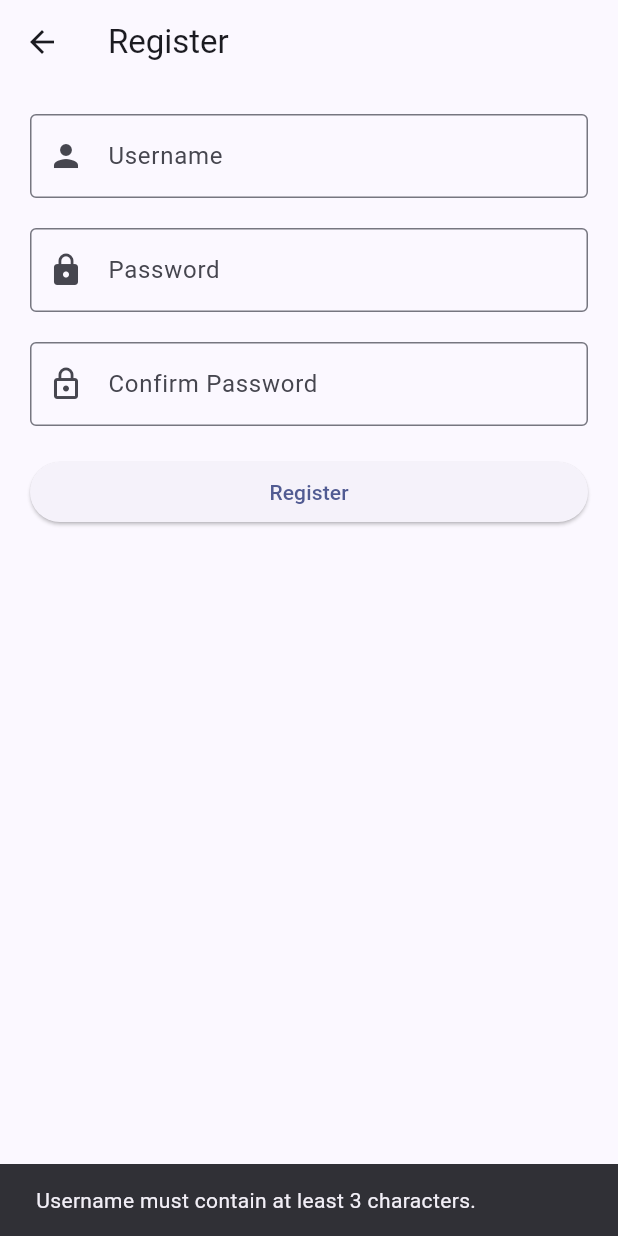
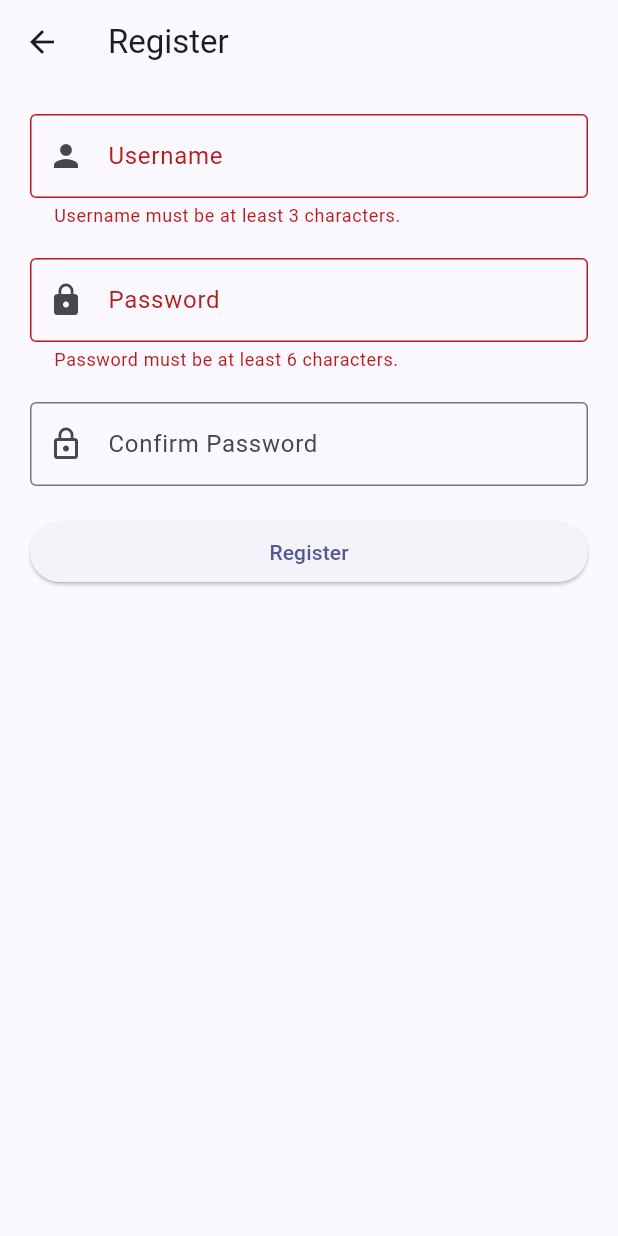
Before and after one commit to artfx0/LabAct3_social_media_tato, a Flutter app: the RegisterScreen screen opened directly, after a tap on "Register", on a phone screen of 412 x 824 dp. Run offline on Flutter 3.47's test engine with Material 3 defaults, Android fonts, the phone set to English and light mode, and no system bars.

Commit message:
Add dashboard, update login, register, and navigation

```diff
--- a/lib/register_screen.dart
+++ b/lib/register_screen.dart
@@ -10,38 +10,23 @@ class RegisterScreen extends StatefulWidget {
 }
 
 class _RegisterScreenState extends State<RegisterScreen> {
+  final formKey = GlobalKey<FormState>();
   final TextEditingController usernameController = TextEditingController();
   final TextEditingController passwordController = TextEditingController();
   final TextEditingController confirmController = TextEditingController();
 
-  void showMessage(String message) {
-    ScaffoldMessenger.of(context)
-        .showSnackBar(SnackBar(content: Text(message)));
-  }
-
   void register() {
-    final username = usernameController.text.trim();
-    final password = passwordController.text;
-    final confirm = confirmController.text;
-
-    if (username.length < 3) {
-      showMessage('Username must contain at least 3 characters.');
-      return;
-    }
-    if (username.toLowerCase() == 'admin') {
-      showMessage('The username admin is reserved.');
-      return;
-    }
-    if (password.length < 6) {
-      showMessage('Password must contain at least 6 characters.');
-      return;
-    }
-    if (password != confirm) {
-      showMessage('Passwords do not match.');
+    if (!formKey.currentState!.validate()) {
       return;
     }
 
     DemoAuth.register(usernameController.text.trim(), passwordController.text);
+
+    ScaffoldMessenger.of(context).showSnackBar(
+      const SnackBar(
+        content: Text('Registration successful! You can now log in.'),
+      ),
+    );
 
     Navigator.of(context).pop();
   }
@@ -60,19 +45,31 @@ class _RegisterScreenState extends State<RegisterScreen> {
       appBar: AppBar(title: const Text('Register')),
       body: SingleChildScrollView(
         padding: const EdgeInsets.all(20),
+        child: Form(
+          key: formKey,
           child: Column(
             crossAxisAlignment: CrossAxisAlignment.stretch,
             children: [
-            TextField(
+              TextFormField(
                 controller: usernameController,
                 decoration: const InputDecoration(
                   labelText: 'Username',
                   prefixIcon: Icon(Icons.person),
                   border: OutlineInputBorder(),
                 ),
+                validator: (value) {
+                  final v = value?.trim() ?? '';
+                  if (v.length < 3) {
+                    return 'Username must be at least 3 characters.';
+                  }
+                  if (v.toLowerCase() == 'admin') {
+                    return 'The username admin is reserved.';
+                  }
+                  return null;
+                },
               ),
               const SizedBox(height: 20),
-            TextField(
+              TextFormField(
                 controller: passwordController,
                 obscureText: true,
                 decoration: const InputDecoration(
@@ -80,9 +77,15 @@ class _RegisterScreenState extends State<RegisterScreen> {
                   prefixIcon: Icon(Icons.lock),
                   border: OutlineInputBorder(),
                 ),
+                validator: (value) {
+                  if (value == null || value.length < 6) {
+                    return 'Password must be at least 6 characters.';
+                  }
+                  return null;
+                },
               ),
               const SizedBox(height: 20),
-            TextField(
+              TextFormField(
                 controller: confirmController,
                 obscureText: true,
                 decoration: const InputDecoration(
@@ -90,10 +93,20 @@ class _RegisterScreenState extends State<RegisterScreen> {
                   prefixIcon: Icon(Icons.lock_outline),
                   border: OutlineInputBorder(),
                 ),
+                validator: (value) {
+                  if (value != passwordController.text) {
+                    return 'Passwords do not match.';
+                  }
+                  return null;
+                },
               ),
               const SizedBox(height: 20),
-            ElevatedButton(onPressed: register, child: const Text('Register')),
+              ElevatedButton(
+                onPressed: register,
+                child: const Text('Register'),
+              ),
             ],
+          ),
         ),
       ),
     );
```
Also changed, not shown: lib/dashboard_page.dart (+56 -0 lines), lib/login_screen.dart (+22 -2 lines). Lines whose indentation alone changed are shown as unchanged.
